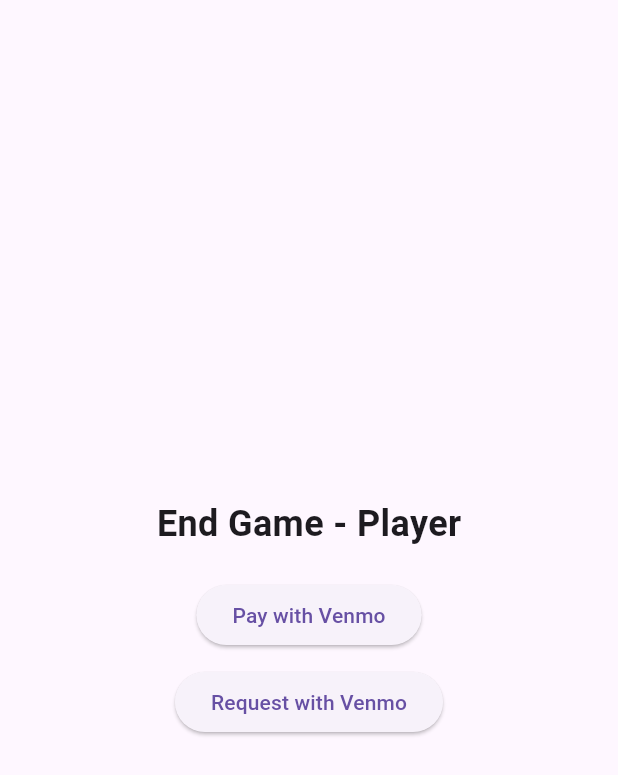
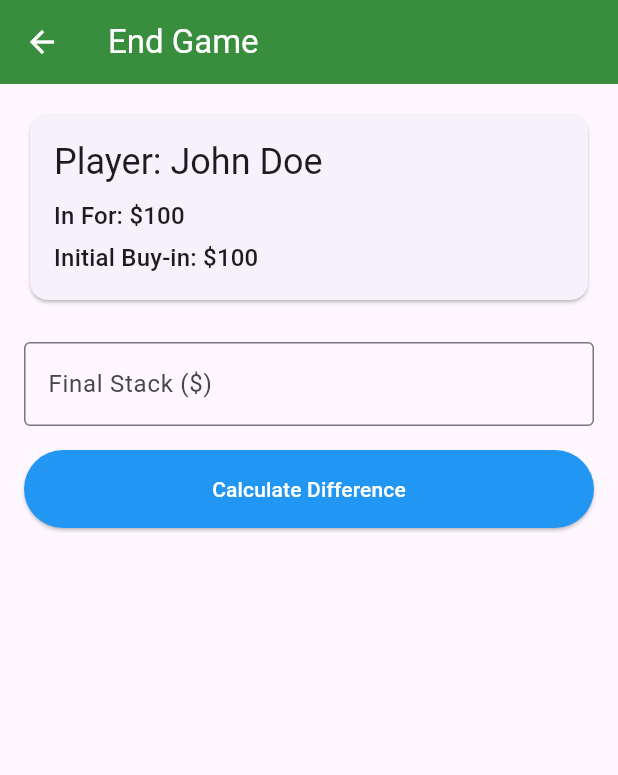
Before and after one commit to noraaren/flutter-poker-app, a Flutter app: the screen it shows after launch, after a tap on "End Game - Player", on a phone screen of 412 x 824 dp. Shown: the top 775 px of the screen. Run offline on Flutter 3.47's test engine with Material 3 defaults, Android fonts, the phone set to English and light mode, and no system bars; our stand-ins replace cloud_firestore, firebase_core, freezed_annotation, logger; accounts and stored records are empty.

Commit message:
finished end game screen

```diff
--- /dev/null
+++ b/lib/features/game/pages/end_game_page.dart
@@ -0,0 +1,266 @@
+import 'package:flutter/material.dart';
+import 'package:flutter/services.dart';
+import '../../../core/services/venmo_service.dart';
+import '../../../core/utils/validators.dart';
+import '../models/player_model.dart';
+
+class EndGamePage extends StatefulWidget {
+  final PlayerModel player;
+  final String? hostVenmoUsername;
+  final int initialBuyIn; // Initial buy-in from game data
+
+  const EndGamePage({
+    super.key,
+    required this.player,
+    this.hostVenmoUsername,
+    required this.initialBuyIn,
+  });
+
+  @override
+  State<EndGamePage> createState() => _EndGamePageState();
+}
+
+class _EndGamePageState extends State<EndGamePage> {
+  final _formKey = GlobalKey<FormState>();
+  final _finalStackController = TextEditingController();
+  final _venmoUsernameController = TextEditingController();
+
+  double? _finalStack;
+  double? _difference;
+  bool _isCalculating = false;
+
+  @override
+  void initState() {
+    super.initState();
+    // Pre-fill with host's Venmo username if available
+    if (widget.hostVenmoUsername != null) {
+      _venmoUsernameController.text = widget.hostVenmoUsername!;
+    }
+  }
+
+  @override
+  void dispose() {
+    _finalStackController.dispose();
+    _venmoUsernameController.dispose();
+    super.dispose();
+  }
+
+  void _calculateDifference() {
+    if (_formKey.currentState!.validate()) {
+      setState(() {
+        _isCalculating = true;
+      });
+
+      final finalStack = double.parse(_finalStackController.text);
+
+      // Since all payments were made beforehand, the difference is just the final stack
+      // Players only request money if they have chips left, or owe nothing if they're even
+      final difference = finalStack;
+
+      setState(() {
+        _finalStack = finalStack;
+        _difference = difference;
+        _isCalculating = false;
+      });
+    }
+  }
+
+  Future<void> _handleVenmoTransaction() async {
+    if (_difference == null) {
+      ScaffoldMessenger.of(context).showSnackBar(
+        const SnackBar(
+          content: Text('Please calculate the difference first'),
+        ),
+      );
+      return;
+    }
+
+    final venmoUsername = _venmoUsernameController.text.trim();
+    if (!isValidVenmoUsername(venmoUsername)) {
+      ScaffoldMessenger.of(context).showSnackBar(
+        const SnackBar(
+          content: Text('Please enter a valid Venmo username'),
+        ),
+      );
+      return;
+    }
+
+    if (_difference! > 0) {
+      // Player has chips left - request payment from host
+      final note = "Poker winnings for ${widget.player.name}";
+      await VenmoService.requestWithVenmo(
+        venmoUsername: venmoUsername,
+        amount: _difference!,
+        note: note,
+        context: context,
+      );
+    } else {
+      // Player is even (no chips left) - no transaction needed
+      ScaffoldMessenger.of(context).showSnackBar(
+        const SnackBar(
+          content: Text('Break even! No payment needed.'),
+        ),
+      );
+    }
+  }
+
+  @override
+  Widget build(BuildContext context) {
+    return Scaffold(
+      appBar: AppBar(
+        title: const Text('End Game'),
+        backgroundColor: Colors.green[700],
+        foregroundColor: Colors.white,
+      ),
+      body: Padding(
+        padding: const EdgeInsets.all(16.0),
+        child: Form(
+          key: _formKey,
+          child: Column(
+            crossAxisAlignment: CrossAxisAlignment.stretch,
+            children: [
+              // Player Info Card
+              Card(
+                child: Padding(
+                  padding: const EdgeInsets.all(16.0),
+                  child: Column(
+                    crossAxisAlignment: CrossAxisAlignment.start,
+                    children: [
+                      Text(
+                        'Player: ${widget.player.name}',
+                        style: Theme.of(context).textTheme.headlineSmall,
+                      ),
+                      const SizedBox(height: 8),
+                      Text(
+                        'In For: \$${widget.player.inFor}',
+                        style: Theme.of(context).textTheme.titleMedium,
+                      ),
+                      const SizedBox(height: 4),
+                      Text(
+                        'Initial Buy-in: \$${widget.initialBuyIn}',
+                        style: Theme.of(context).textTheme.titleMedium,
+                      ),
+                    ],
+                  ),
+                ),
+              ),
+              const SizedBox(height: 24),
+
+
+
+              // Final Stack Input
+              TextFormField(
+                controller: _finalStackController,
+                decoration: const InputDecoration(
+                  labelText: 'Final Stack (\$)',
+                  hintText: 'Enter your final chip count',
+                  border: OutlineInputBorder(),
+                ),
+                keyboardType: TextInputType.number,
+                inputFormatters: [
+                  FilteringTextInputFormatter.allow(RegExp(r'^\d*\.?\d*')),
+                ],
+                validator: (value) {
+                  if (value == null || value.isEmpty) {
+                    return 'Please enter your final stack';
+                  }
+                  final amount = double.tryParse(value);
+                  if (amount == null || amount < 0) {
+                    return 'Please enter a valid amount';
+                  }
+                  return null;
+                },
+              ),
+              const SizedBox(height: 16),
+
+              // Calculate Button
+              ElevatedButton(
+                onPressed: _isCalculating ? null : _calculateDifference,
+                style: ElevatedButton.styleFrom(
+                  backgroundColor: Colors.blue,
+                  foregroundColor: Colors.white,
+                  padding: const EdgeInsets.symmetric(vertical: 16),
+                ),
+                child: _isCalculating
+                    ? const CircularProgressIndicator(color: Colors.white)
+                    : const Text('Calculate Difference'),
+              ),
+              const SizedBox(height: 24),
+
+              // Results Section
+              if (_difference != null) ...[
+                Card(
+                  color: _difference! > 0 ? Colors.green[50] : Colors.grey[50],
+                  child: Padding(
+                    padding: const EdgeInsets.all(16.0),
+                    child: Column(
+                      children: [
+                        Text(
+                          'Results',
+                          style: Theme.of(context).textTheme.headlineSmall,
+                        ),
+                        const SizedBox(height: 8),
+                        Text(
+                          'Final Stack: \$${_finalStack!.toStringAsFixed(2)}',
+                          style: Theme.of(context).textTheme.titleMedium,
+                        ),
+                        const SizedBox(height: 4),
+                        Text(
+                          'Amount to Request: \$${_difference!.toStringAsFixed(2)}',
+                          style: Theme.of(context).textTheme.titleMedium?.copyWith(
+                            color: _difference! > 0 ? Colors.green[700] : Colors.grey[700],
+                            fontWeight: FontWeight.bold,
+                          ),
+                        ),
+                        const SizedBox(height: 8),
+                        Text(
+                          _difference! > 0
+                              ? 'You have chips left! Request payment from host.'
+                              : 'Break even! No payment needed.',
+                          style: Theme.of(context).textTheme.bodyMedium,
+                          textAlign: TextAlign.center,
+                        ),
+                      ],
+                    ),
+                  ),
+                ),
+                const SizedBox(height: 24),
+
+                // Venmo Username Input
+                TextFormField(
+                  controller: _venmoUsernameController,
+                  decoration: const InputDecoration(
+                    labelText: 'Host Venmo Username',
+                    hintText: 'Enter host\'s Venmo username',
+                    border: OutlineInputBorder(),
+                  ),
+                  validator: (value) {
+                    if (value == null || value.isEmpty) {
+                      return 'Please enter Venmo username';
+                    }
+                    if (!isValidVenmoUsername(value.trim())) {
+                      return 'Please enter a valid Venmo username';
+                    }
+                    return null;
+                  },
+                ),
+                const SizedBox(height: 16),
+
+                // Venmo Transaction Button
+                ElevatedButton(
+                  onPressed: _difference! > 0 ? _handleVenmoTransaction : null,
+                  style: ElevatedButton.styleFrom(
+                    backgroundColor: Colors.green[700],
+                    foregroundColor: Colors.white,
+                    padding: const EdgeInsets.symmetric(vertical: 16),
+                  ),
+                  child: const Text('Request Payment via Venmo'),
+                ),
+              ],
+            ],
+          ),
+        ),
+      ),
+    );
+  }
+}
--- a/lib/features/game/pages/join_game_page.dart
+++ b/lib/features/game/pages/join_game_page.dart
@@ -1,6 +1,5 @@
 import 'package:flutter/material.dart';
 import '../provider/game_provider.dart';
-import '../models/game_model.dart';
 import '../../../core/services/firebase_service.dart';
 
 class JoinGamePage extends StatefulWidget {
@@ -51,6 +50,7 @@ class _JoinGamePageState extends State<JoinGamePage> {
 
     try {
       final playerId = 'player_${DateTime.now().millisecondsSinceEpoch}';
+
       final success = await _gameProvider.joinGame(
         _gameIdController.text.trim(),
         playerId,
--- a/lib/main.dart
+++ b/lib/main.dart
@@ -2,7 +2,8 @@ import 'package:flutter/material.dart';
 import 'package:firebase_core/firebase_core.dart';
 import 'firebase_options.dart';
 import 'core/services/venmo_service.dart';
-
+import 'features/game/pages/end_game_page.dart';
+import 'features/game/models/player_model.dart';
 
 import 'features/game/pages/host_game_page.dart';
 import 'features/game/pages/join_game_page.dart';
@@ -30,7 +31,19 @@ class PokerApp extends StatelessWidget {
         '/during_host': (_) => DuringGameHostPage(),
         '/during_player': (_) => DuringGamePlayerPage(),
         '/end_host': (_) => EndGameHostPage(),
-        '/end_player': (_) => EndGamePlayerPage(),
+
+        '/end_player': (_) => EndGamePage(
+          player: const PlayerModel(
+            id: 'test_player',
+            name: 'John Doe',
+            inFor: 100,
+            isHost: false,
+            isOnline: true,
+            hasPaid: true,
+          ),
+          hostVenmoUsername: 'renaaron',
+          initialBuyIn: 100, // Initial buy-in from game data
+        ),
       },
     );
   }
@@ -44,6 +57,7 @@ class MainPage extends StatelessWidget {
     {'label': 'During Game - Player', 'route': '/during_player'},
     {'label': 'End Game - Host', 'route': '/end_host'},
     {'label': 'End Game - Player', 'route': '/end_player'},
+
   ];
 
   MainPage({super.key});
@@ -90,44 +104,3 @@ class EndGameHostPage extends StatelessWidget {
   @override
   Widget build(BuildContext context) => Scaffold(body: Center(child: Text("End Game - Host")));
 }
-
-class EndGamePlayerPage extends StatefulWidget {
-  const EndGamePlayerPage({super.key});
-
-  @override
-  State<EndGamePlayerPage> createState() => _EndGamePlayerPageState();
-}
-
-class _EndGamePlayerPageState extends State<EndGamePlayerPage> {
-  @override
-  Widget build(BuildContext context) => Scaffold(body: Center(child: Column(
-    mainAxisAlignment: MainAxisAlignment.center,
-    children: [
-      Text("End Game - Player", style: TextStyle(fontSize: 24, fontWeight: FontWeight.bold)),
-      SizedBox(height: 20),
-      ElevatedButton(
-        onPressed: () async {
-          await VenmoService.payWithVenmo(
-            venmoUsername: "renaaron", // e.g. "johndoe"
-            amount: 10.0,
-            note: "Thanks for lunch!",
-            context: context,
-          );
-        },
-        child: Text("Pay with Venmo"),
-      ),
-      SizedBox(height: 10),
-      ElevatedButton(
-        onPressed: () async {
-          await VenmoService.requestWithVenmo(
-            venmoUsername: "renaaron", // e.g. "johndoe"
-            amount: 10.0,
-            note: "Poker game buy-in",
-            context: context,
-          );
-        },
-        child: Text("Request with Venmo"),
-      ),
-    ],
-  )));
-}
```
Also changed, not shown: lib/features/game/provider/game_provider.dart (+23 -21 lines).
